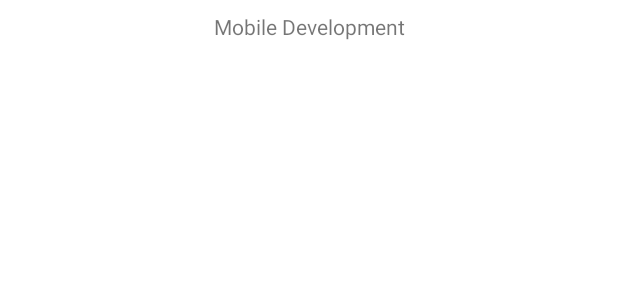
After one commit to mnirm/AppOfTheYear, an Android app: the layout activity_check_in_out.xml on its own in the app's theme, with its tools: preview values and no code run, on a phone screen of 412 x 824 dp. The commit adds this screen. Shown: the top 300 px of the screen. Run offline under Robolectric (Android 15) with nearby library versions, the phone set to English and light mode, and no system bars.

```diff
--- a/app/src/main/AndroidManifest.xml
+++ b/app/src/main/AndroidManifest.xml
@@ -3,7 +3,7 @@
     package="jarno.oussama.com.examenmonitor">
 
     <uses-permission android:name="android.permission.NFC" />
-    <uses-permission android:name="android.permission.INTERNET"></uses-permission>
+    <uses-permission android:name="android.permission.INTERNET" />
 
     <uses-feature
         android:name="android.hardware.nfc"
@@ -46,7 +46,8 @@
             android:name=".StudentsListActivity"
             android:label="@string/title_activity_students_list"
             android:theme="@style/AppTheme.NoActionBar" />
-        <activity android:name=".NewExamActivity"></activity>
+        <activity android:name=".NewExamActivity" />
+        <activity android:name=".CheckInOutActivity"></activity>
     </application>
 
 </manifest>
--- /dev/null
+++ b/app/src/main/java/jarno/oussama/com/examenmonitor/NFC.java
@@ -0,0 +1,5 @@
+package jarno.oussama.com.examenmonitor;
+
+public class NFC {
+
+}
--- /dev/null
+++ b/app/src/main/res/layout/activity_check_in_out.xml
@@ -0,0 +1,20 @@
+<?xml version="1.0" encoding="utf-8"?>
+<androidx.constraintlayout.widget.ConstraintLayout xmlns:android="http://schemas.android.com/apk/res/android"
+    xmlns:app="http://schemas.android.com/apk/res-auto"
+    xmlns:tools="http://schemas.android.com/tools"
+    android:layout_width="match_parent"
+    android:layout_height="match_parent"
+    tools:context=".CheckInOutActivity">
+
+    <TextView
+        android:id="@+id/textViewExamTitle"
+        android:layout_width="wrap_content"
+        android:layout_height="wrap_content"
+        android:layout_marginStart="8dp"
+        android:layout_marginTop="8dp"
+        android:layout_marginEnd="8dp"
+        tools:text="Mobile Development"
+        app:layout_constraintEnd_toEndOf="parent"
+        app:layout_constraintStart_toStartOf="parent"
+        app:layout_constraintTop_toTopOf="parent" />
+</androidx.constraintlayout.widget.ConstraintLayout>
--- a/app/src/main/res/layout/activity_new_exam.xml
+++ b/app/src/main/res/layout/activity_new_exam.xml
@@ -44,7 +44,7 @@
         android:layout_marginStart="8dp"
         android:layout_marginTop="32dp"
         android:layout_marginEnd="8dp"
-        android:text="12:30"
+        tools:text="12:30"
         android:textSize="30sp"
         app:layout_constraintEnd_toStartOf="@+id/textViewEndTime"
         app:layout_constraintStart_toStartOf="parent"
@@ -57,7 +57,7 @@
         android:layout_marginStart="32dp"
         android:layout_marginTop="32dp"
         android:layout_marginEnd="8dp"
-        android:text="14:00"
+        tools:text="14:00"
         android:textSize="30sp"
         app:layout_constraintEnd_toEndOf="parent"
         app:layout_constraintStart_toEndOf="@+id/textViewStartTime"
--- a/app/src/main/res/values/strings.xml
+++ b/app/src/main/res/values/strings.xml
@@ -7,6 +7,7 @@
     <string name="lastname_placeholder">Achternaam</string>
     <string name="s_number_placeholder">Student nummer</string>
     <string name="name_required"> naam is verplicht </string>
+    <string name="exam_name_required"> Examen naam is verplicht </string>
     <string name="last_name_required"> achternaam is verplicht </string>
     <string name="studentnumber_required"> studenten nummer is verplicht </string>
     <string name="add_user">VOEG TOE</string>
```
Also changed, not shown: app/src/main/java/jarno/oussama/com/examenmonitor/CheckInOutActivity.java (added, +92 -0 lines), app/src/main/java/jarno/oussama/com/examenmonitor/FirebaseDB/Exam.java (+10 -2 lines), app/src/main/java/jarno/oussama/com/examenmonitor/NewExamActivity.java (+42 -17 lines), app/src/main/java/jarno/oussama/com/examenmonitor/StudentsListActivity.java (+8 -8 lines).
